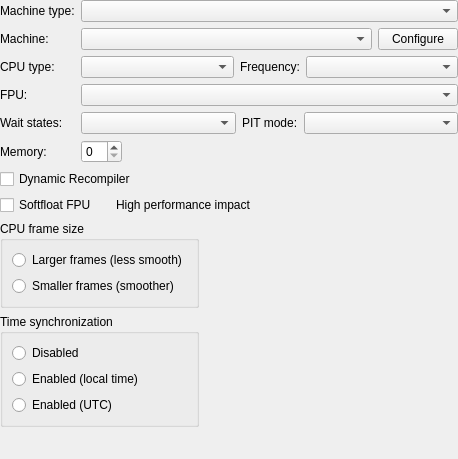
The window that src/qt/qt_settingsmachine.ui (86Box/86Box) describes before a commit, drawn with Qt 5.
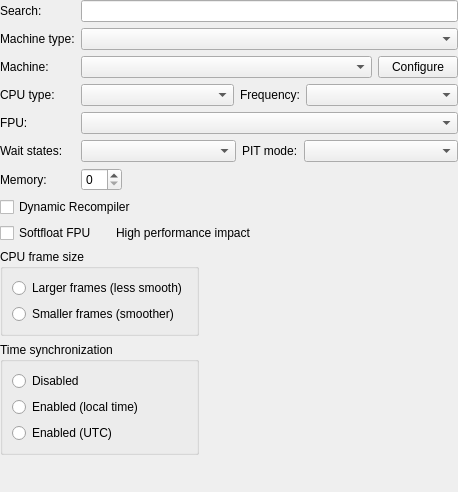
The same window after the commit.

Commit message: Add ability to search for machines in machine settings (#6268)

```diff
--- a/src/qt/qt_settingsmachine.ui
+++ b/src/qt/qt_settingsmachine.ui
@@ -7,7 +7,7 @@
     <x>0</x>
     <y>0</y>
     <width>458</width>
-    <height>459</height>
+    <height>492</height>
    </rect>
   </property>
   <property name="windowTitle">
@@ -41,73 +41,38 @@
       <property name="bottomMargin">
        <number>0</number>
       </property>
-      <item row="0" column="0">
-       <widget class="QLabel" name="label">
-        <property name="text">
-         <string>Machine type:</string>
-        </property>
-       </widget>
-      </item>
-      <item row="0" column="1">
-       <widget class="QComboBox" name="comboBoxMachineType">
-        <property name="maxVisibleItems">
-         <number>30</number>
-        </property>
-       </widget>
-      </item>
-      <item row="1" column="0">
+      <item row="2" column="0">
        <widget class="QLabel" name="label_2">
         <property name="text">
          <string>Machine:</string>
         </property>
        </widget>
       </item>
-      <item row="1" column="1">
-       <widget class="QWidget" name="widget_3" native="true">
-        <layout class="QHBoxLayout" name="horizontalLayout_2">
-         <property name="leftMargin">
-          <number>0</number>
-         </property>
-         <property name="topMargin">
-          <number>0</number>
-         </property>
-         <property name="rightMargin">
-          <number>0</number>
-         </property>
-         <property name="bottomMargin">
-          <number>0</number>
-         </property>
-         <item>
-          <widget class="QComboBox" name="comboBoxMachine">
-           <property name="maxVisibleItems">
-            <number>30</number>
-           </property>
-          </widget>
-         </item>
-         <item>
-          <widget class="QPushButton" name="pushButtonConfigure">
-           <property name="sizePolicy">
-            <sizepolicy hsizetype="Maximum" vsizetype="Fixed">
-             <horstretch>0</horstretch>
-             <verstretch>0</verstretch>
-            </sizepolicy>
-           </property>
-           <property name="text">
-            <string>Configure</string>
-           </property>
-          </widget>
-         </item>
-        </layout>
-       </widget>
-      </item>
-      <item row="2" column="0">
+      <item row="3" column="0">
        <widget class="QLabel" name="label_3">
         <property name="text">
          <string>CPU type:</string>
         </property>
        </widget>
       </item>
-      <item row="2" column="1">
+      <item row="6" column="1">
+       <widget class="QSpinBox" name="spinBoxRAM">
+        <property name="sizePolicy">
+         <sizepolicy hsizetype="Maximum" vsizetype="Fixed">
+          <horstretch>0</horstretch>
+          <verstretch>0</verstretch>
+         </sizepolicy>
+        </property>
+       </widget>
+      </item>
+      <item row="6" column="0">
+       <widget class="QLabel" name="label_6">
+        <property name="text">
+         <string>Memory:</string>
+        </property>
+       </widget>
+      </item>
+      <item row="3" column="1">
        <widget class="QWidget" name="widget_2" native="true">
         <layout class="QHBoxLayout" name="horizontalLayout">
          <property name="leftMargin">
@@ -161,28 +126,7 @@
         </layout>
        </widget>
       </item>
-      <item row="3" column="0">
-       <widget class="QLabel" name="label_4">
-        <property name="text">
-         <string>FPU:</string>
-        </property>
-       </widget>
-      </item>
-      <item row="3" column="1">
-       <widget class="QComboBox" name="comboBoxFPU">
-        <property name="maxVisibleItems">
-         <number>30</number>
-        </property>
-       </widget>
-      </item>
-      <item row="4" column="0">
-       <widget class="QLabel" name="label_5">
-        <property name="text">
-         <string>Wait states:</string>
-        </property>
-       </widget>
-      </item>
-      <item row="4" column="1">
+      <item row="5" column="1">
        <widget class="QWidget" name="widget_4" native="true">
         <layout class="QHBoxLayout" name="horizontalLayout_3">
          <property name="leftMargin">
@@ -233,23 +177,89 @@
         </layout>
        </widget>
       </item>
+      <item row="1" column="0">
+       <widget class="QLabel" name="label">
+        <property name="text">
+         <string>Machine type:</string>
+        </property>
+       </widget>
+      </item>
+      <item row="1" column="1">
+       <widget class="QComboBox" name="comboBoxMachineType">
+        <property name="maxVisibleItems">
+         <number>30</number>
+        </property>
+       </widget>
+      </item>
+      <item row="4" column="1">
+       <widget class="QComboBox" name="comboBoxFPU">
+        <property name="maxVisibleItems">
+         <number>30</number>
+        </property>
+       </widget>
+      </item>
       <item row="5" column="0">
-       <widget class="QLabel" name="label_6">
+       <widget class="QLabel" name="label_5">
         <property name="text">
-         <string>Memory:</string>
+         <string>Wait states:</string>
         </property>
        </widget>
       </item>
-      <item row="5" column="1">
-       <widget class="QSpinBox" name="spinBoxRAM">
-        <property name="sizePolicy">
-         <sizepolicy hsizetype="Maximum" vsizetype="Fixed">
-          <horstretch>0</horstretch>
-          <verstretch>0</verstretch>
-         </sizepolicy>
+      <item row="2" column="1">
+       <widget class="QWidget" name="widget_3" native="true">
+        <layout class="QHBoxLayout" name="horizontalLayout_2">
+         <property name="leftMargin">
+          <number>0</number>
+         </property>
+         <property name="topMargin">
+          <number>0</number>
+         </property>
+         <property name="rightMargin">
+          <number>0</number>
+         </property>
+         <property name="bottomMargin">
+          <number>0</number>
+         </property>
+         <item>
+          <widget class="QComboBox" name="comboBoxMachine">
+           <property name="maxVisibleItems">
+            <number>30</number>
+           </property>
+          </widget>
+         </item>
+         <item>
+          <widget class="QPushButton" name="pushButtonConfigure">
+           <property name="sizePolicy">
+            <sizepolicy hsizetype="Maximum" vsizetype="Fixed">
+             <horstretch>0</horstretch>
+             <verstretch>0</verstretch>
+            </sizepolicy>
+           </property>
+           <property name="text">
+            <string>Configure</string>
+           </property>
+          </widget>
+         </item>
+        </layout>
+       </widget>
+      </item>
+      <item row="4" column="0">
+       <widget class="QLabel" name="label_4">
+        <property name="text">
+         <string>FPU:</string>
         </property>
        </widget>
       </item>
+      <item row="0" column="0">
+       <widget class="QLabel" name="label_9">
+        <property name="text">
+         <string>Search:</string>
+        </property>
+       </widget>
+      </item>
+      <item row="0" column="1">
+       <widget class="QLineEdit" name="lineEditSearch"/>
+      </item>
      </layout>
     </widget>
    </item>
```
Left out of the diff: 13 changed lines with no effect on the pictures. The commit also changes 25 other files.
